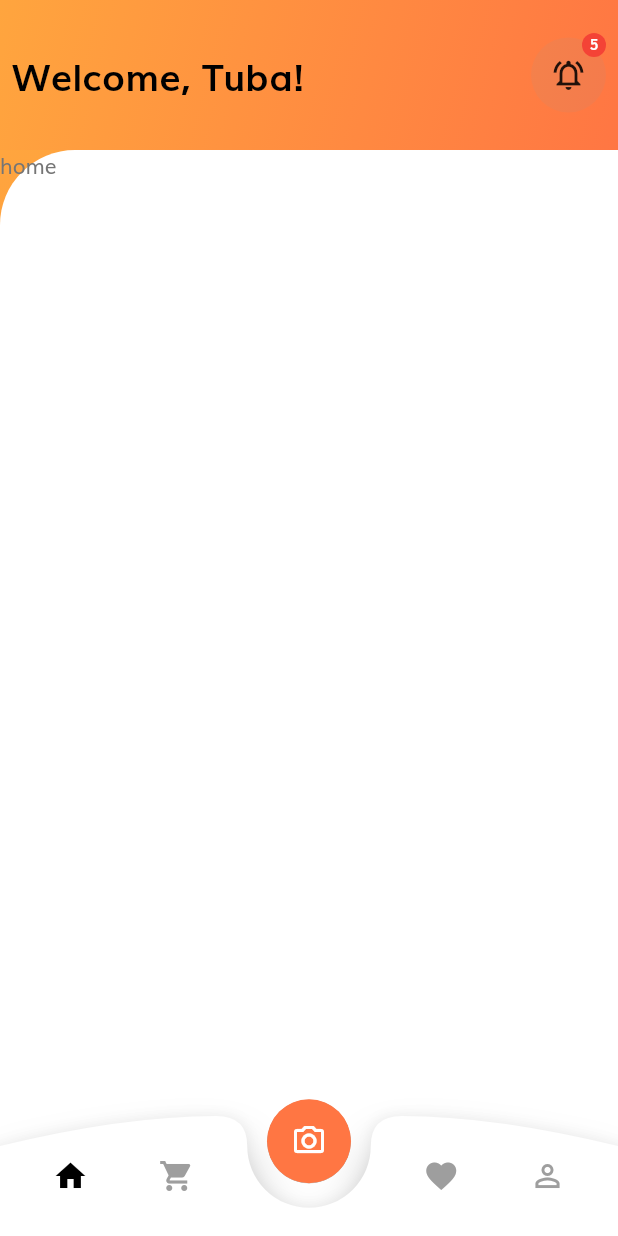
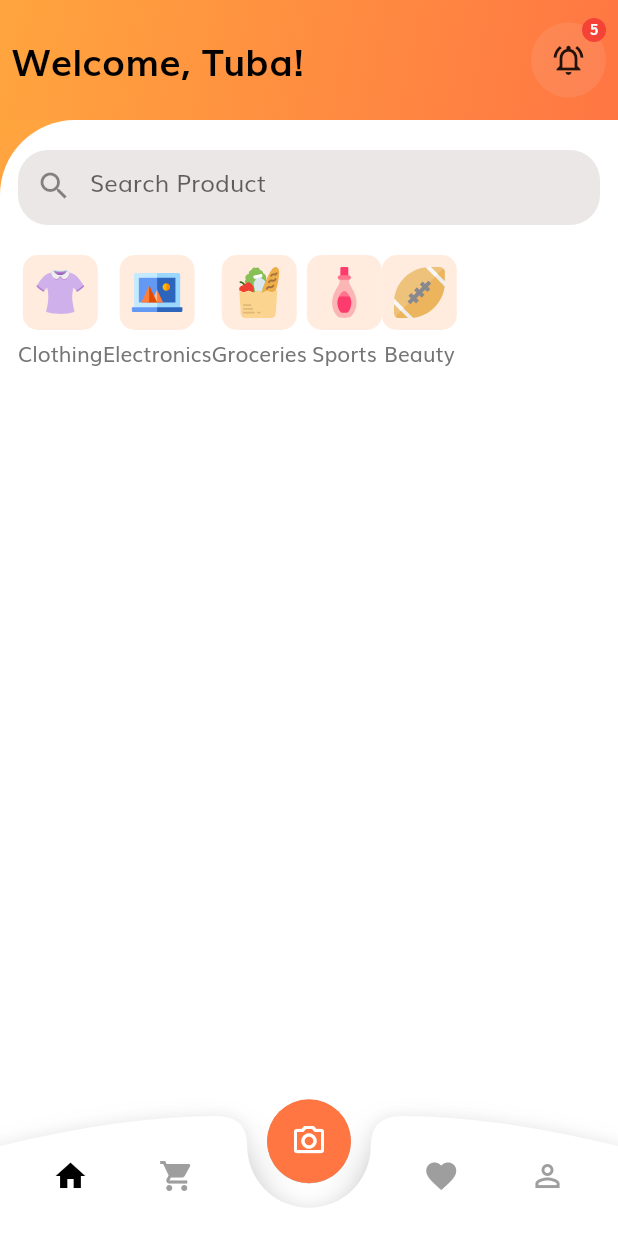
Before and after one commit to TubaNasir/ecommerce, a Flutter app: the screen it shows after launch, on a phone screen of 412 x 824 dp. Run offline on Flutter 3.47's test engine with Material 2 defaults, Android fonts, the phone set to English and light mode, and no system bars; our stand-ins replace flutter_svg.

```diff
--- a/lib/constants.dart
+++ b/lib/constants.dart
@@ -7,7 +7,7 @@ const PrimaryGradientColor = LinearGradient(
   end: Alignment.bottomRight,
   colors: [Color(0xFFFFA53E), Color(0xFFFF7643)],
 );
-const SecondaryColor = Color(0xFF979797);
+const SecondaryColor = Color(0xFFECE7E7);
 const TextColor = Color(0xFF757575);
 
 const AnimationDuration = Duration(milliseconds: 200);
--- a/lib/screens/home.dart
+++ b/lib/screens/home.dart
@@ -4,6 +4,7 @@ import 'package:flutter/material.dart';
 import 'package:ecommerce/widgets/BottomNavBar.dart';
 import 'package:ecommerce/model/BottomNavBar_model.dart';
 import 'package:provider/provider.dart';
+import 'package:flutter_svg/flutter_svg.dart';
 
 class Home extends StatefulWidget {
   const Home({Key? key}) : super(key: key);
@@ -16,7 +17,9 @@ class _HomeState extends State<Home> {
   @override
   Widget build(BuildContext context) {
     final Size size = MediaQuery.of(context).size;
-    return Scaffold(
+    return SafeArea(
+      child: Scaffold(
+          resizeToAvoidBottomInset: false,
           appBar: CustomAppBar(title: 'Welcome, Tuba!'),
         backgroundColor: PrimaryColor,
         body: Stack(
@@ -33,13 +36,116 @@ class _HomeState extends State<Home> {
                       color: Colors.white,
                       borderRadius: BorderRadius.only(topLeft: Radius.circular(50.0)),
                       ),
-                child: Text('home')
+                    child: Padding(
+                      padding: const EdgeInsets.symmetric(horizontal: 12.0),
+                      child: Column(
+                        children: [
+                          SizedBox(height: 20),
+                          SearchBar(),
+                          SizedBox(height: 20),
+                          Categories(),
+                        ],
+                      ),
+                    ),
                   ),
                 ),
             ),
             BottomNavBar(size: size),
           ],
         ),
+      ),
     );
   }
 }
+
+class SearchBar extends StatelessWidget {
+  const SearchBar({
+    Key? key,
+  }) : super(key: key);
+
+  @override
+  Widget build(BuildContext context) {
+    return Container(
+      height: 50,
+      decoration: BoxDecoration(
+          color: SecondaryColor,
+          borderRadius: BorderRadius.circular(20.0)
+      ),
+      child: const TextField(
+        decoration: InputDecoration(
+            enabledBorder: InputBorder.none,
+            focusedBorder: InputBorder.none,
+            hintText: 'Search Product',
+            prefixIcon: Icon(Icons.search),
+            contentPadding: EdgeInsets.symmetric(
+                horizontal: 90,
+                vertical: 9
+            )
+        ),
+      ),
+    );
+  }
+}
+
+class Categories extends StatelessWidget {
+  const Categories({Key? key}) : super(key: key);
+
+  @override
+  Widget build(BuildContext context) {
+    List<Map<String, dynamic>> categories = [
+      {"icon": "assets/icons/clothes.svg", "text": "Clothing"},
+      {"icon": "assets/icons/electronics.svg", "text": "Electronics"},
+      {"icon": "assets/icons/groceries.svg", "text": "Groceries"},
+      {"icon": "assets/icons/beauty.svg", "text": "Sports"},
+      {"icon": "assets/icons/sports.svg", "text": "Beauty"},
+
+    ];
+
+    return Row(
+      mainAxisAlignment: MainAxisAlignment.spaceBetween,
+      children: [
+        Expanded(
+          child: Container(
+            height: 80,
+            child: ListView(
+              scrollDirection: Axis.horizontal,
+              children: categories.map((cat) => CategoryCard(category: cat, onPress: (){}))
+                  .toList(),),
+          ),
+        ),
+      ],
+    );
+  }
+}
+
+class CategoryCard extends StatelessWidget {
+   CategoryCard({
+    Key? key,
+    required this.category, required this.onPress,
+  }) : super(key: key);
+
+  VoidCallback onPress;
+  final Map<String, dynamic> category;
+
+  @override
+  Widget build(BuildContext context) {
+    return Column(
+      children: [
+        Container(
+          height: 50,
+          width: 50,
+          decoration: BoxDecoration(
+            color: PrimaryLightColor,
+            borderRadius: BorderRadius.circular(10.0),
+          ),
+          child: Padding(
+            padding: const EdgeInsets.all(8.0),
+            child: SvgPicture.asset(category["icon"]),
+          ),
+        ),
+        SizedBox(height: 5),
+        Text(category["text"]),
+      ],
+    );
+  }
+}
--- a/lib/screens/login.dart
+++ b/lib/screens/login.dart
@@ -104,8 +104,6 @@ class LoginForm extends StatelessWidget {
             decoration: InputDecoration(
               labelText: "Password",
               hintText: "Enter your password",
-              // If  you are using latest version of flutter then lable text and hint text shown like this
-              // if you r using flutter less then 1.20.* then maybe this is not working properly
               floatingLabelBehavior: FloatingLabelBehavior.always,
               suffixIcon: SuffixIcon(icon: Icons.password),
             ),
--- a/lib/themes.dart
+++ b/lib/themes.dart
@@ -38,7 +38,7 @@ InputDecorationTheme inputDecorationTheme() {
     gapPadding: 10,
   );
   return InputDecorationTheme(
-    floatingLabelBehavior: FloatingLabelBehavior.always,
+    //floatingLabelBehavior: FloatingLabelBehavior.always,
     contentPadding: EdgeInsets.symmetric(horizontal: 42, vertical: 20),
     enabledBorder: outlineInputBorder,
     focusedBorder: outlineInputBorder,
--- a/lib/widgets/customAppBar.dart
+++ b/lib/widgets/customAppBar.dart
@@ -79,5 +79,5 @@ class CustomAppBar extends StatelessWidget implements PreferredSizeWidget {
 
   @override
   // TODO: implement preferredSize
-  Size get preferredSize => const Size.fromHeight(100);
+  Size get preferredSize => const Size.fromHeight(80);
 }
```
Also changed, not shown: assets/icons/beauty.svg (added), assets/icons/clothes.svg (added), assets/icons/electronics.svg (added), assets/icons/groceries.svg (added), assets/icons/sports.svg (added). Lines whose indentation alone changed are shown as unchanged.
